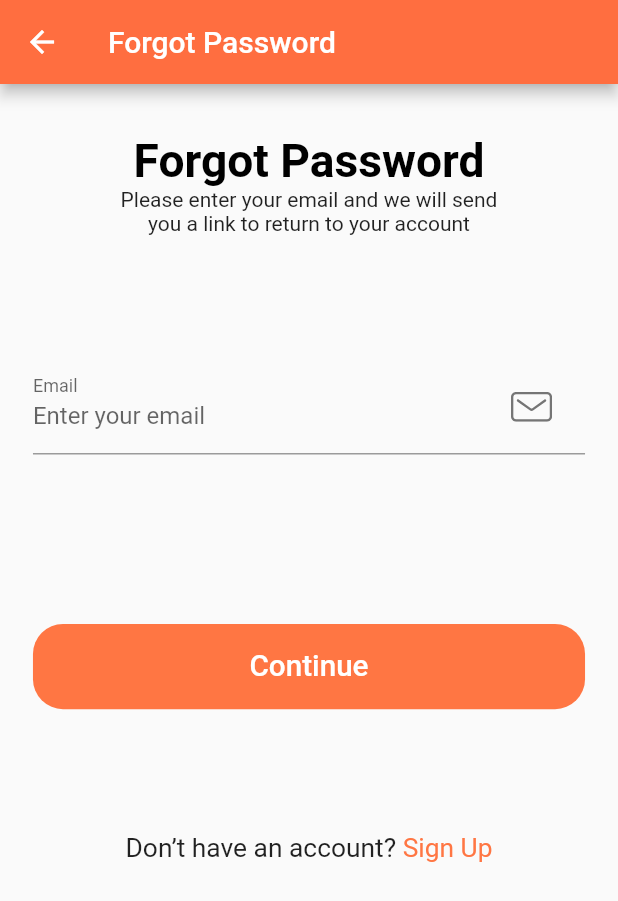
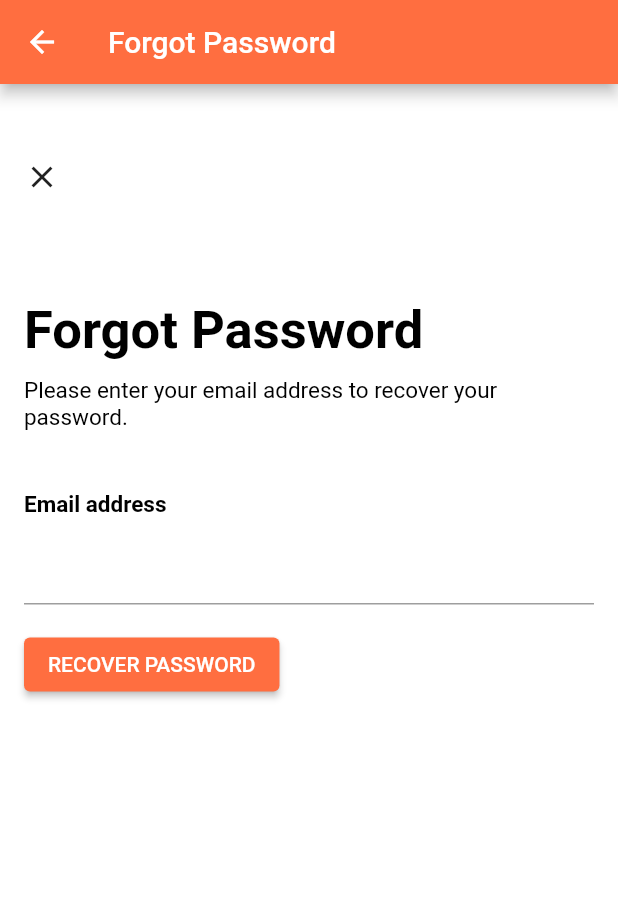
Before and after one commit to rebelmisfit/krishak_farma, a Flutter app: the ForgotPasswordScreen screen opened by its route, on a phone screen of 412 x 824 dp. Shown: the top 901 px of the screen. Run offline on Flutter 3.47's test engine with Material 2 defaults, Android fonts, the light colour scheme and no system bars; drawn by our look-alikes of overlay_support; our stand-ins replace cloud_firestore, firebase_auth, firebase_core, firebase_messaging, flutter_local_notifications, flutter_svg and 5 more; missing offline and left inert: dialog_flowtter; accounts and stored records are empty.

Commit message:
Added forget password feature

```diff
--- /dev/null
+++ b/lib/screens/forgot_password/components/forgot_password_form.dart
@@ -0,0 +1,109 @@
+import 'package:flutter/material.dart';
+import 'package:firebase_auth/firebase_auth.dart';
+import '../../sign_in//sign_in_screen.dart';
+import 'package:fluttertoast/fluttertoast.dart';
+
+
+class ResetPasswordScreen extends StatefulWidget {
+  static const String id = 'reset_password';
+  const ResetPasswordScreen({Key? key}) : super(key: key);
+
+  @override
+  State<ResetPasswordScreen> createState() => _ResetPasswordScreenState();
+}
+
+class _ResetPasswordScreenState extends State<ResetPasswordScreen> {
+  final _key = GlobalKey<FormState>();
+  final _emailController = TextEditingController();
+  final _authService = FirebaseAuth.instance;
+
+  @override
+  void dispose() {
+    _emailController.dispose();
+    super.dispose();
+  }
+
+  @override
+  Widget build(BuildContext context) {
+    var size = MediaQuery.of(context).size;
+    return SingleChildScrollView(
+      child: Container(
+        width: size.width,
+        height: size.height,
+        color: Colors.white,
+        child: Padding(
+          padding: const EdgeInsets.only(
+              left: 16.0, right: 16.0, top: 50.0, bottom: 25.0),
+          child: Form(
+            key: _key,
+            child: Column(
+              crossAxisAlignment: CrossAxisAlignment.start,
+              children: [
+                GestureDetector(
+                  onTap: () => Navigator.pop(context),
+                  child: const Icon(Icons.close),
+                ),
+                const SizedBox(height: 70),
+                const Text(
+                  "Forgot Password",
+                  style: TextStyle(
+                    fontSize: 35,
+                    fontWeight: FontWeight.bold,
+                    color: Colors.black,
+                  ),
+                ),
+                const SizedBox(height: 10),
+                const Text(
+                  'Please enter your email address to recover your password.',
+                  style: TextStyle(
+                    fontSize: 15,
+                    color: Colors.black,
+                  ),
+                ),
+                const SizedBox(height: 40),
+                const Text(
+                  'Email address',
+                  style: TextStyle(
+                    fontSize: 15,
+                    color: Colors.black,
+                    fontWeight: FontWeight.bold,
+                  ),
+                ),
+                const SizedBox(height: 10),
+                TextFormField(
+                  keyboardType: TextInputType.emailAddress,
+                  textCapitalization: TextCapitalization.none,
+                  controller: _emailController,
+                ),
+                const SizedBox(height: 16),
+                 ElevatedButton(
+                  child: const Text("RECOVER PASSWORD"),
+                  style: ElevatedButton.styleFrom(
+                    backgroundColor: Colors.deepOrangeAccent
+                  ),
+                  onPressed: () async {
+                    if (_key.currentState!.validate()) {
+
+                       await _authService.sendPasswordResetEmail(
+                          email: _emailController.text.trim()).then((value) {
+                          Navigator.pushAndRemoveUntil(
+                              context,
+                              MaterialPageRoute(builder: (context)=> SignInScreen()),
+                                  (route) => false);
+                          Fluttertoast.showToast(msg: "Password reset mail sent successfully , check your mail");
+                       }
+                       );
+
+                    }
+                  },
+
+                ),
+                const SizedBox(height: 20),
+              ],
+            ),
+          ),
+        ),
+      ),
+    );
+  }
+}
--- a/lib/screens/forgot_password/forgot_password_screen.dart
+++ b/lib/screens/forgot_password/forgot_password_screen.dart
@@ -1,4 +1,5 @@
 import 'package:flutter/material.dart';
+import 'package:krishak_farma/screens/forgot_password/components/forgot_password_form.dart';
 
 import 'components/body.dart';
 
@@ -11,7 +12,7 @@ class ForgotPasswordScreen extends StatelessWidget {
         backgroundColor: Colors.deepOrangeAccent,
         title: Text("Forgot Password"),
       ),
-      body: Body(),
+      body: ResetPasswordScreen(),
     );
   }
 }
```
Also changed, not shown: lib/screens/forgot_password/components/body.dart (+65 -9 lines), lib/screens/sign_in/components/body.dart (+4 -3 lines).
